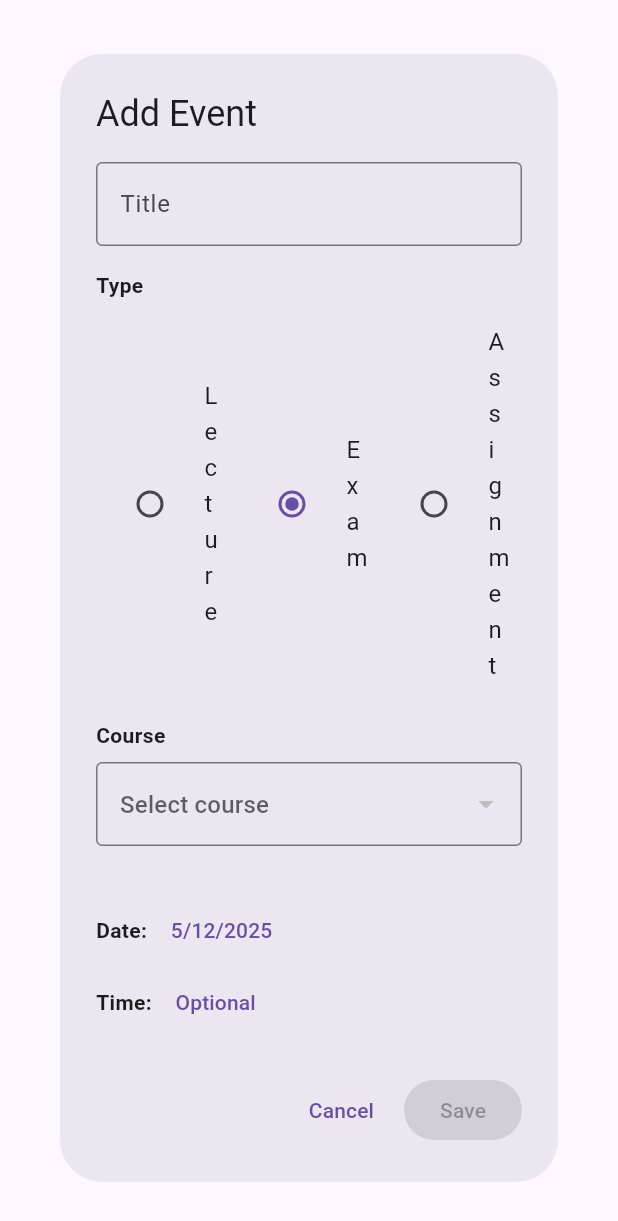
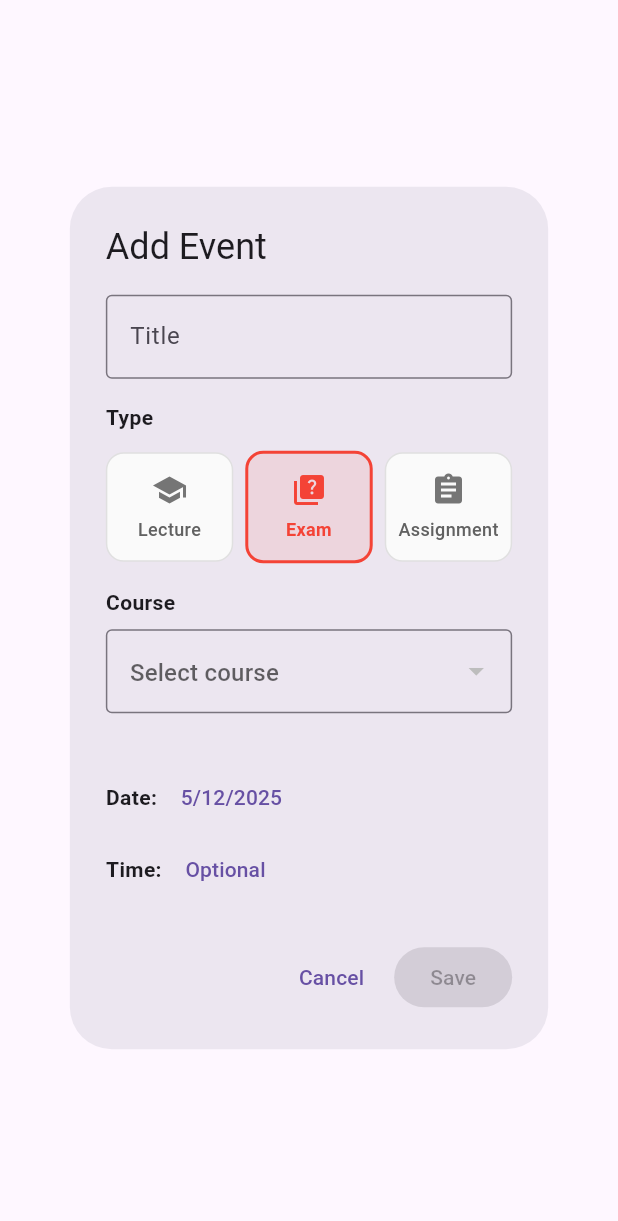
Before and after one commit to musman12529/Study-Early, a Flutter app: the AddEventDialog widget shown alone on an empty page, opened directly with empty values, after a tap on "Exam", on a phone screen of 412 x 824 dp. Shown: the top 1221 px of the screen. Run offline on Flutter 3.47's test engine with Material 3 defaults, Android fonts, the phone set to English and light mode, and no system bars; our stand-ins replace cloud_firestore, cloud_functions, file_picker, firebase_auth, firebase_core, firebase_messaging and 6 more; accounts and stored records are empty.

Commit message:
Fixed the layout of calendar event selector

```diff
--- a/lib/views/calendar/add_event_dialog.dart
+++ b/lib/views/calendar/add_event_dialog.dart
@@ -83,49 +83,33 @@ class _AddEventDialogState extends ConsumerState<AddEventDialog> {
 
             // Event type
             const Text('Type', style: TextStyle(fontWeight: FontWeight.w600)),
-            const SizedBox(height: 8),
+            const SizedBox(height: 12),
             Row(
               children: [
                 Expanded(
-                  child: RadioListTile<EventType>(
-                    title: const Text('Lecture'),
-                    value: EventType.lecture,
-                    groupValue: _selectedType,
-                    onChanged: (value) {
-                      setState(() {
-                        _selectedType = value!;
-                        if (_selectedType != EventType.assignment) {
-                          _selectedMaterialId = null;
-                        }
-                      });
-                    },
+                  child: _buildTypeCard(
+                    type: EventType.lecture,
+                    label: 'Lecture',
+                    icon: Icons.school,
+                    color: _brandBlue,
                   ),
                 ),
+                const SizedBox(width: 8),
                 Expanded(
-                  child: RadioListTile<EventType>(
-                    title: const Text('Exam'),
-                    value: EventType.exam,
-                    groupValue: _selectedType,
-                    onChanged: (value) {
-                      setState(() {
-                        _selectedType = value!;
-                        if (_selectedType != EventType.assignment) {
-                          _selectedMaterialId = null;
-                        }
-                      });
-                    },
+                  child: _buildTypeCard(
+                    type: EventType.exam,
+                    label: 'Exam',
+                    icon: Icons.quiz,
+                    color: Colors.red,
                   ),
                 ),
+                const SizedBox(width: 8),
                 Expanded(
-                  child: RadioListTile<EventType>(
-                    title: const Text('Assignment'),
-                    value: EventType.assignment,
-                    groupValue: _selectedType,
-                    onChanged: (value) {
-                      setState(() {
-                        _selectedType = value!;
-                      });
-                    },
+                  child: _buildTypeCard(
+                    type: EventType.assignment,
+                    label: 'Assignment',
+                    icon: Icons.assignment,
+                    color: Colors.orange,
                   ),
                 ),
               ],
@@ -372,4 +356,55 @@ class _AddEventDialogState extends ConsumerState<AddEventDialog> {
       }
     }
   }
+
+  Widget _buildTypeCard({
+    required EventType type,
+    required String label,
+    required IconData icon,
+    required Color color,
+  }) {
+    final isSelected = _selectedType == type;
+
+    return GestureDetector(
+      onTap: () {
+        setState(() {
+          _selectedType = type;
+          if (_selectedType != EventType.assignment) {
+            _selectedMaterialId = null;
+          }
+        });
+      },
+      child: Container(
+        padding: const EdgeInsets.symmetric(vertical: 12, horizontal: 8),
+        decoration: BoxDecoration(
+          color: isSelected ? color.withOpacity(0.1) : Colors.grey.shade50,
+          borderRadius: BorderRadius.circular(12),
+          border: Border.all(
+            color: isSelected ? color : Colors.grey.shade300,
+            width: isSelected ? 2 : 1,
+          ),
+        ),
+        child: Column(
+          mainAxisSize: MainAxisSize.min,
+          children: [
+            Icon(
+              icon,
+              color: isSelected ? color : Colors.grey.shade600,
+              size: 24,
+            ),
+            const SizedBox(height: 6),
+            Text(
+              label,
+              style: TextStyle(
+                fontSize: 12,
+                fontWeight: isSelected ? FontWeight.w600 : FontWeight.w500,
+                color: isSelected ? color : Colors.grey.shade700,
+              ),
+              textAlign: TextAlign.center,
+            ),
+          ],
+        ),
+      ),
+    );
+  }
 }
```
